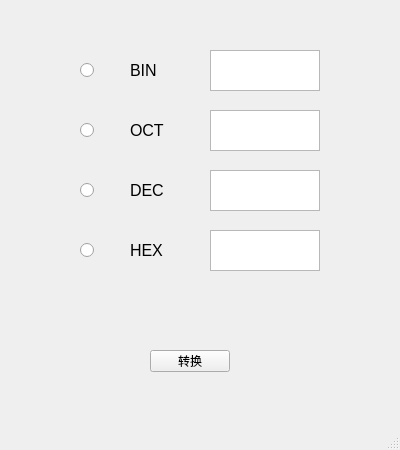
First picture: the form in A5/A5_project/mainwindow.ui, repository Fater20/NJUPT_SoftwareDesign, before the edit.
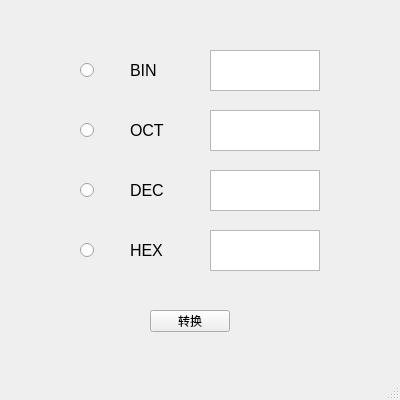
Second picture: the form after the edit.

```diff
--- a/A5/A5_project/mainwindow.ui
+++ b/A5/A5_project/mainwindow.ui
@@ -7,7 +7,7 @@
     <x>0</x>
     <y>0</y>
     <width>400</width>
-    <height>450</height>
+    <height>400</height>
    </rect>
   </property>
   <property name="windowTitle">
@@ -194,7 +194,7 @@
     <property name="geometry">
      <rect>
       <x>150</x>
-      <y>350</y>
+      <y>310</y>
       <width>80</width>
       <height>22</height>
      </rect>
@@ -203,27 +203,6 @@
      <string>转换</string>
     </property>
    </widget>
-   <widget class="QLabel" name="error_label">
-    <property name="geometry">
-     <rect>
-      <x>120</x>
-      <y>310</y>
-      <width>145</width>
-      <height>28</height>
-     </rect>
-    </property>
-    <property name="font">
-     <font>
-      <pointsize>10</pointsize>
-     </font>
-    </property>
-    <property name="text">
-     <string/>
-    </property>
-    <property name="alignment">
-     <set>Qt::AlignCenter</set>
-    </property>
-   </widget>
   </widget>
   <widget class="QStatusBar" name="statusbar"/>
  </widget>
```
